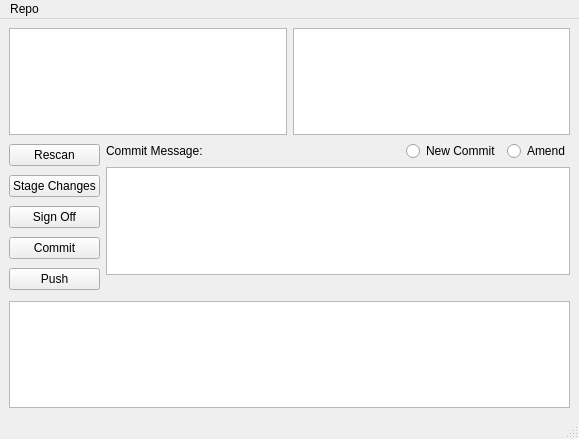
The window that ui/ugitWindow.ui (git-cola/git-cola) describes before a commit, drawn with Qt 5.
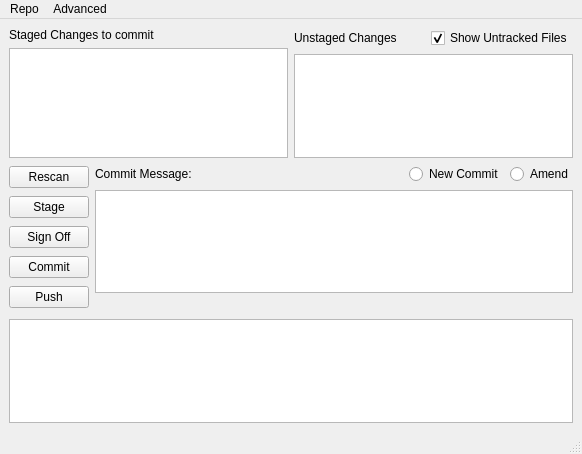
The same window after the commit.

```diff
--- a/ui/ugitWindow.ui
+++ b/ui/ugitWindow.ui
@@ -5,8 +5,8 @@
    <rect>
     <x>0</x>
     <y>0</y>
-    <width>579</width>
-    <height>439</height>
+    <width>582</width>
+    <height>454</height>
    </rect>
   </property>
   <property name="windowTitle" >
@@ -17,10 +17,66 @@
     <item>
      <layout class="QHBoxLayout" >
       <item>
-       <widget class="QListView" name="stagedListView" />
+       <layout class="QVBoxLayout" >
+        <item>
+         <widget class="QLabel" name="label_2" >
+          <property name="text" >
+           <string>Staged Changes to commit</string>
+          </property>
+         </widget>
+        </item>
+        <item>
+         <widget class="QListWidget" name="stagedList" >
+          <property name="selectionMode" >
+           <enum>QAbstractItemView::ExtendedSelection</enum>
+          </property>
+          <property name="viewMode" >
+           <enum>QListView::ListMode</enum>
+          </property>
+         </widget>
+        </item>
+       </layout>
       </item>
       <item>
-       <widget class="QListView" name="unstagedListView" />
+       <layout class="QVBoxLayout" >
+        <item>
+         <layout class="QHBoxLayout" >
+          <item>
+           <widget class="QLabel" name="label_3" >
+            <property name="text" >
+             <string>Unstaged Changes</string>
+            </property>
+           </widget>
+          </item>
+          <item>
+           <widget class="QCheckBox" name="untrackedCheckBox" >
+            <property name="text" >
+             <string>Show Untracked Files</string>
+            </property>
+            <property name="checked" >
+             <bool>true</bool>
+            </property>
+            <property name="tristate" >
+             <bool>false</bool>
+            </property>
+           </widget>
+          </item>
+         </layout>
+        </item>
+        <item>
+         <widget class="QListWidget" name="unstagedList" >
+          <property name="selectionMode" >
+           <enum>QAbstractItemView::ExtendedSelection</enum>
+          </property>
+          <property name="viewMode" >
+           <enum>QListView::ListMode</enum>
+          </property>
+          <property name="uniformItemSizes" >
+           <bool>true</bool>
+          </property>
+         </widget>
+        </item>
+       </layout>
       </item>
      </layout>
     </item>
@@ -36,9 +92,9 @@
          </widget>
         </item>
         <item>
-         <widget class="QPushButton" name="stageChangesButton" >
+         <widget class="QPushButton" name="stageButton" >
           <property name="text" >
-           <string>Stage Changes</string>
+           <string>Stage</string>
           </property>
          </widget>
         </item>
@@ -139,18 +195,26 @@
     <rect>
      <x>0</x>
      <y>0</y>
-     <width>579</width>
-     <height>28</height>
+     <width>582</width>
+     <height>26</height>
     </rect>
    </property>
    <widget class="QMenu" name="menuRepo" >
     <property name="title" >
      <string>Repo</string>
     </property>
-    <addaction name="actionBrowse_master" />
-    <addaction name="actionBrowse_branch" />
+    <addaction name="browseBranch" />
+    <addaction name="browseOtherBranch" />
+   </widget>
+   <widget class="QMenu" name="menuAdvanced" >
+    <property name="title" >
+     <string>Advanced</string>
+    </property>
+    <addaction name="unstage" />
+    <addaction name="rebase" />
    </widget>
    <addaction name="menuRepo" />
+   <addaction name="menuAdvanced" />
   </widget>
   <widget class="QStatusBar" name="statusbar" />
   <action name="actionBrowse_master" >
```
Left out of the diff: 16 changed lines with no effect on the pictures.
